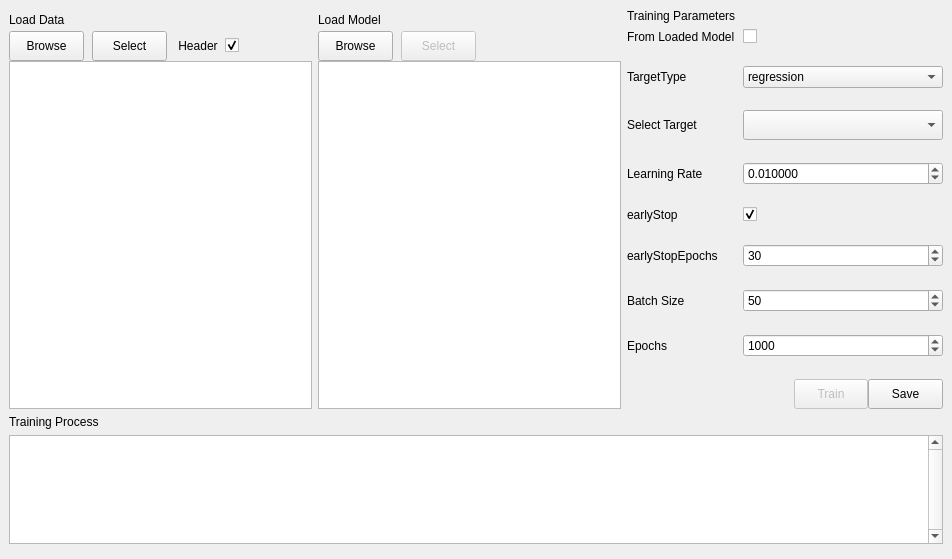
First picture: the form in QSAR-UI/mainwindow1.ui, repository sheMnapion/AI-QSAR, before the edit.
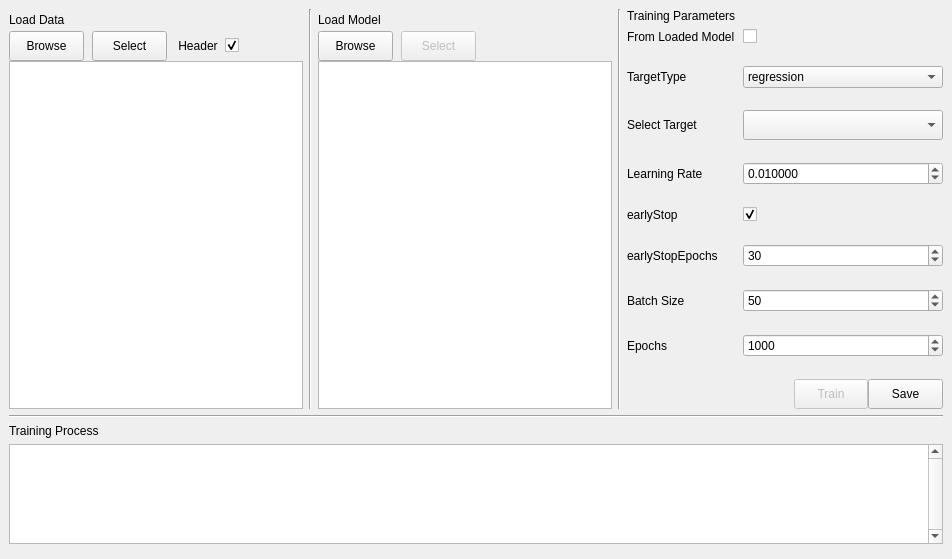
Second picture: the form after the edit.

The edit to the form file:
```diff
--- a/QSAR-UI/mainwindow1.ui
+++ b/QSAR-UI/mainwindow1.ui
@@ -24,7 +24,7 @@
     <item>
      <layout class="QVBoxLayout" name="verticalLayout_5" stretch="3,2">
       <item>
-       <layout class="QHBoxLayout" name="horizontalLayout_4" stretch="1,1,0">
+       <layout class="QHBoxLayout" name="horizontalLayout_4" stretch="1,0,1,0,0">
         <property name="sizeConstraint">
          <enum>QLayout::SetDefaultConstraint</enum>
         </property>
@@ -232,6 +232,19 @@
           </item>
          </layout>
         </item>
+        <item>
+         <widget class="Line" name="line_2">
+          <property name="sizePolicy">
+           <sizepolicy hsizetype="Fixed" vsizetype="Expanding">
+            <horstretch>0</horstretch>
+            <verstretch>0</verstretch>
+           </sizepolicy>
+          </property>
+          <property name="orientation">
+           <enum>Qt::Vertical</enum>
+          </property>
+         </widget>
+        </item>
         <item>
          <layout class="QVBoxLayout" name="verticalLayout" stretch="1,1,16">
           <property name="spacing">
@@ -345,6 +358,19 @@
           </item>
          </layout>
         </item>
+        <item>
+         <widget class="Line" name="line_3">
+          <property name="sizePolicy">
+           <sizepolicy hsizetype="Fixed" vsizetype="Expanding">
+            <horstretch>0</horstretch>
+            <verstretch>0</verstretch>
+           </sizepolicy>
+          </property>
+          <property name="orientation">
+           <enum>Qt::Vertical</enum>
+          </property>
+         </widget>
+        </item>
         <item>
          <layout class="QVBoxLayout" name="verticalLayout_2" stretch="1,17">
           <property name="spacing">
@@ -663,7 +689,20 @@
        </layout>
       </item>
       <item>
-       <layout class="QVBoxLayout" name="verticalLayout_4" stretch="1,10">
+       <layout class="QVBoxLayout" name="verticalLayout_4" stretch="0,1,10">
+        <item>
+         <widget class="Line" name="line">
+          <property name="sizePolicy">
+           <sizepolicy hsizetype="Expanding" vsizetype="Fixed">
+            <horstretch>0</horstretch>
+            <verstretch>0</verstretch>
+           </sizepolicy>
+          </property>
+          <property name="orientation">
+           <enum>Qt::Horizontal</enum>
+          </property>
+         </widget>
+        </item>
         <item>
          <widget class="QLabel" name="label_5">
           <property name="sizePolicy">
```
